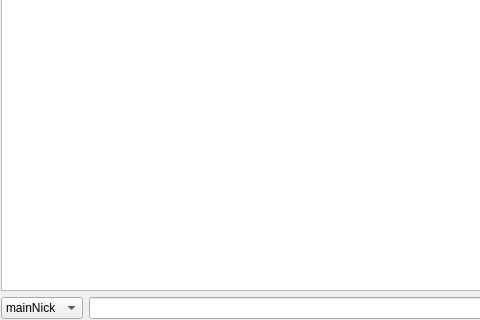
Above: gui/channelwidget.ui from quassel/quassel before the change; both pictures show x 0 to 480 and y 199 to 519 of the 713 by 519 pixel window. Below: the same form after it.
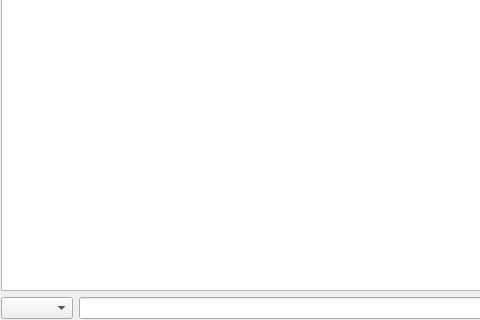
That is the form after the change.

Commit message: Lots of additions again. Working on implementing commands and prettifying the output. Still work in progress, of course. At least we have a sorta working nick list now, even though only joins are handled by now. Oh, and timestamps and stuff.

What changed in the file:
```diff
--- a/gui/channelwidget.ui
+++ b/gui/channelwidget.ui
@@ -218,16 +218,9 @@
      </property>
      <item>
       <widget class="QComboBox" name="ownNick" >
-       <item>
-        <property name="text" >
-         <string>mainNick</string>
-        </property>
-       </item>
-       <item>
-        <property name="text" >
-         <string>altNick</string>
-        </property>
-       </item>
+       <property name="sizeAdjustPolicy" >
+        <enum>QComboBox::AdjustToContents</enum>
+       </property>
       </widget>
      </item>
      <item>
```
Left out of the diff: 3 changed lines with no effect on the pictures. The commit also changes 14 other files.
